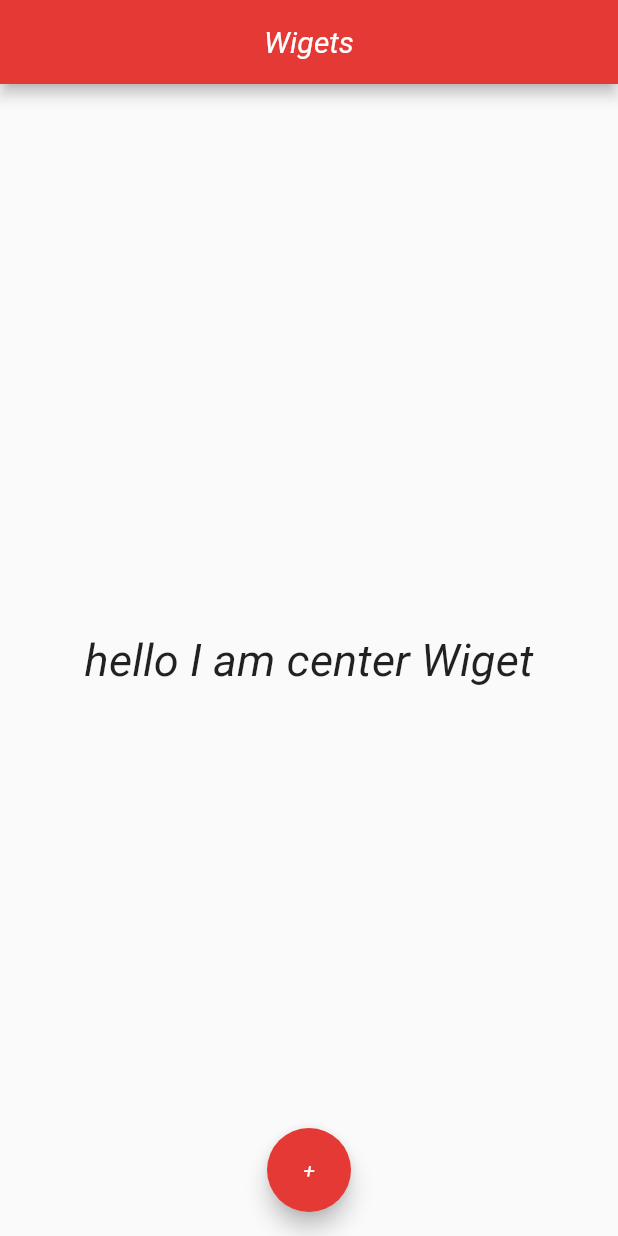
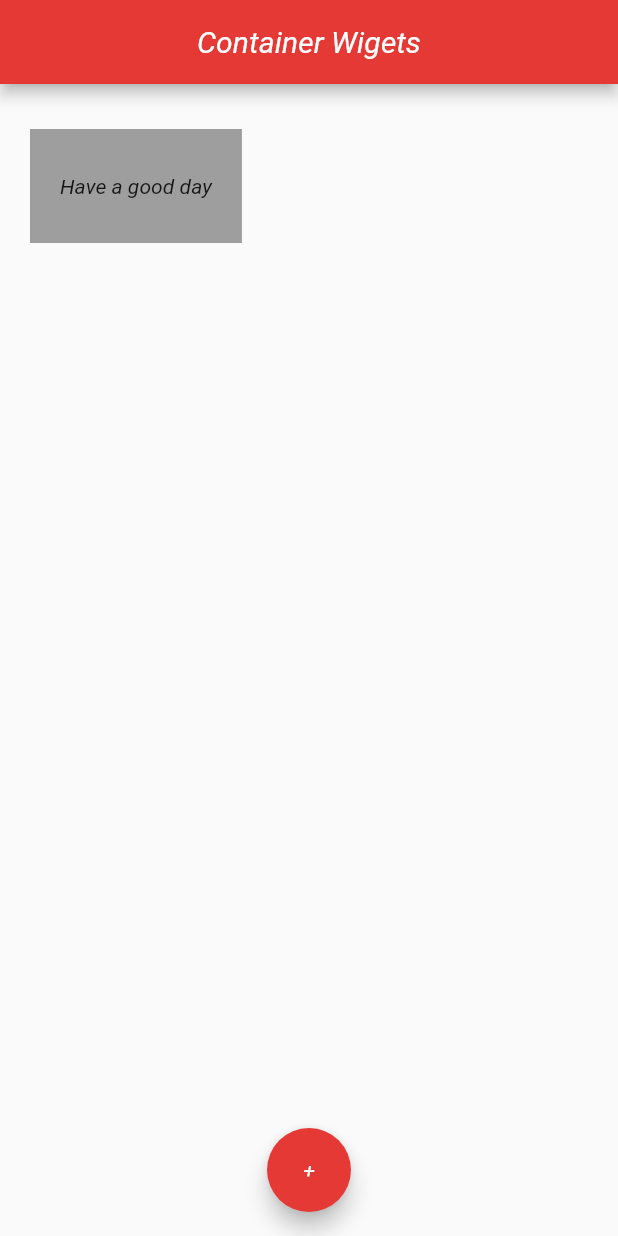
Before and after one commit to RishabhS05/FlutterBasics, a Flutter app: the screen it shows after launch, on a phone screen of 412 x 824 dp. Run offline on Flutter 3.47's test engine with Material 2 defaults, Android fonts, the phone set to English and light mode, and no system bars.

Commit message:
Container Widget Apply padding & margin

```diff
--- a/lib/main.dart
+++ b/lib/main.dart
@@ -9,15 +9,22 @@ class Home extends StatelessWidget {
   Widget build(BuildContext context) {
     return Scaffold(
       appBar: AppBar(
-          title: Text("Wigets"),
+          title: Text("Container Wigets"),
           centerTitle: true,
           backgroundColor: Colors.red[600]),
-      body: Center(
-          child: Text(
-        "hello I am center Wiget",
-        style: TextStyle(
-            fontFamily: 'Roboto', fontSize: 30.0, fontStyle: FontStyle.italic),
-      )),
+      body: Container(
+        color: Colors.grey,
+/*         if there is any widget the color applied becomes background color of the widget.
+           ie the container automatically resize according to the added child widget
+           otherwise color occupies the whole screen. */
+//        padding: EdgeInsets.all(20),
+//        padding: EdgeInsets.fromLTRB(20,30,40,50),
+        padding: EdgeInsets.symmetric(horizontal: 20, vertical: 30),
+//        margin: EdgeInsets.all(40),
+        margin: EdgeInsets.symmetric(horizontal: 20, vertical: 30),
+//        margin: EdgeInsets.fromLTRB(30,50,60,70),
+        child: Text("Have a good day"),
+      ),
       floatingActionButton: FloatingActionButton(
           child: Text("+"), backgroundColor: Colors.red[600], onPressed: () {}),
       floatingActionButtonLocation: FloatingActionButtonLocation.centerFloat,
```
